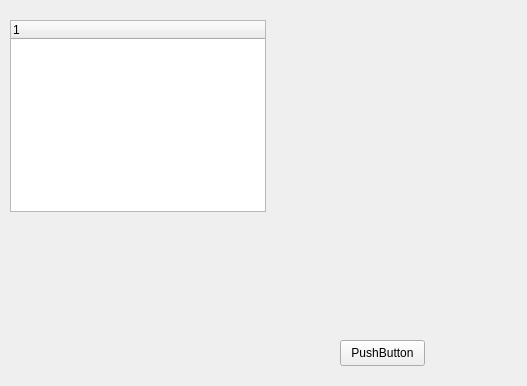
First picture: the form in adminPanel.ui, repository MIDOKIM/CourseManagement, before the edit.
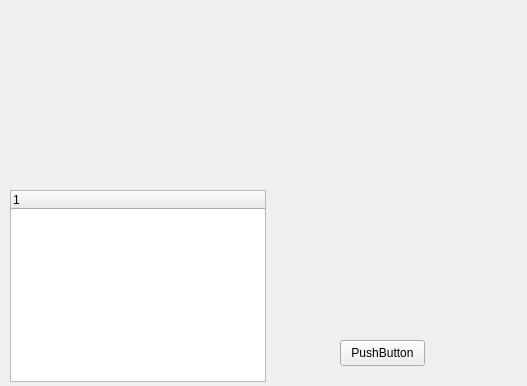
Second picture: the form after the edit.

Patch:
```diff
--- a/adminPanel.ui
+++ b/adminPanel.ui
@@ -30,7 +30,7 @@
    <property name="geometry">
     <rect>
      <x>10</x>
-     <y>20</y>
+     <y>190</y>
      <width>256</width>
      <height>192</height>
     </rect>
```
